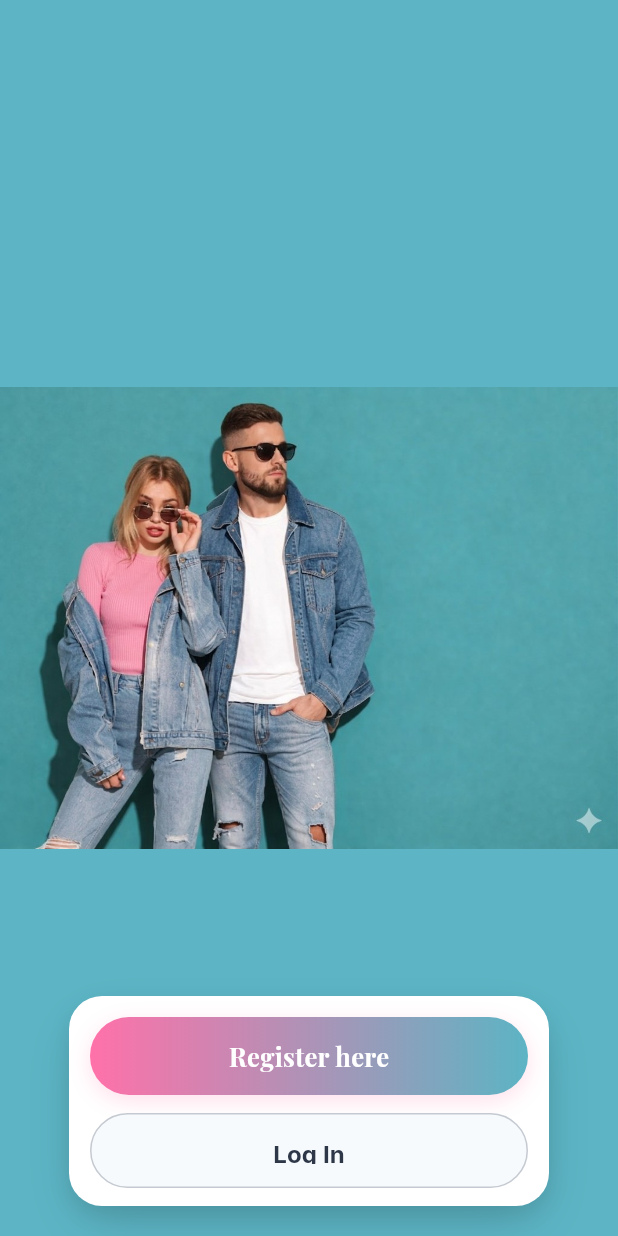
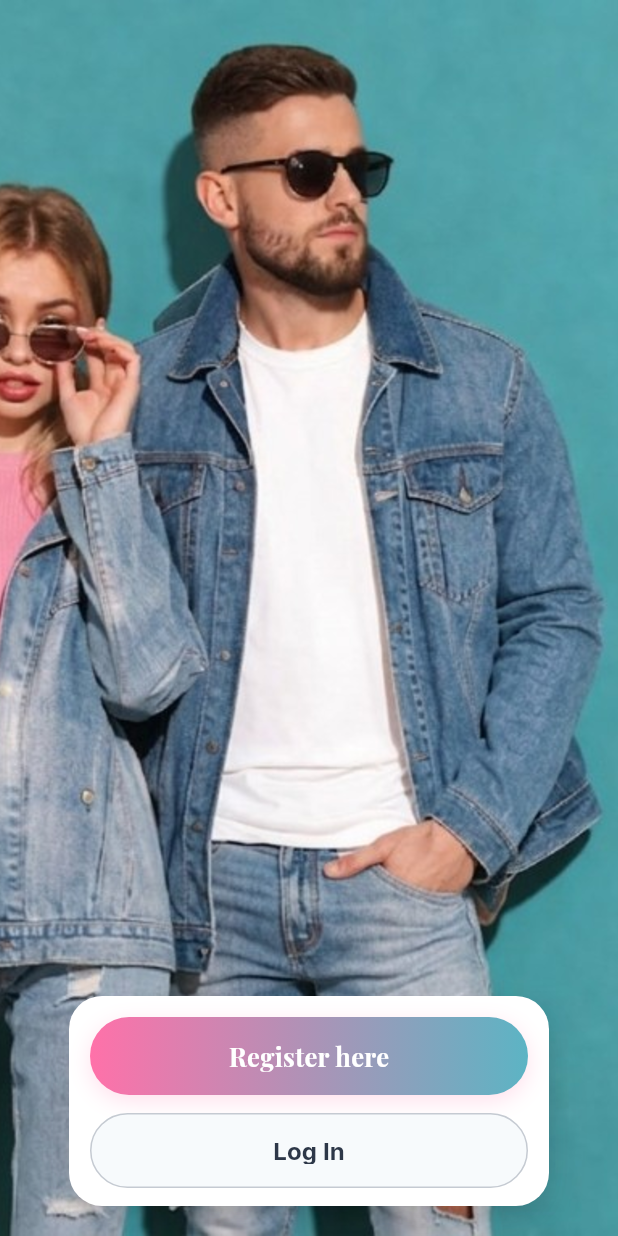
Before and after one commit to UsamaInayat/dupefinder, a Flutter app: the screen it shows after launch, on a phone screen of 412 x 824 dp. Run offline on Flutter 3.47's test engine with Material 3 defaults, Android fonts, the phone set to English and light mode, and no system bars; our stand-ins replace cached_network_image, device_info_plus, google_fonts, image_cropper, image_picker, permission_handler and 1 more; missing offline and left inert: network_info_plus; statements that could not run were skipped.

Commit message:
fix(mobile): make welcome hero full-bleed and correct login text clipping
Animate the welcome hero right-to-left with full-screen cover framing and adjust the Log In label line-height so descenders are not clipped on device.

Made-with: Cursor

```diff
--- a/mobile/lib/screens/welcome_screen.dart
+++ b/mobile/lib/screens/welcome_screen.dart
@@ -2,9 +2,8 @@ import 'package:flutter/material.dart';
 import 'package:shared_preferences/shared_preferences.dart';
 import '../theme/app_theme.dart';
 
-/// Welcome: full-screen hero — same idea as CSS `background-size: contain` +
-/// `background-position: center`: the asset scales to fit the viewport without cropping,
-/// centered on the wall color. CTAs sit at the bottom in a floating card.
+/// Welcome: full-bleed hero with horizontal motion.
+/// We use `BoxFit.cover` so the image fills the full phone viewport.
 class WelcomeScreen extends StatefulWidget {
   const WelcomeScreen({super.key});
 
@@ -26,7 +25,35 @@ class WelcomeScreen extends StatefulWidget {
   State<WelcomeScreen> createState() => _WelcomeScreenState();
 }
 
-class _WelcomeScreenState extends State<WelcomeScreen> {
+class _WelcomeScreenState extends State<WelcomeScreen>
+    with SingleTickerProviderStateMixin {
+  late final AnimationController _heroPanController;
+  late final Animation<double> _heroPanX;
+
+  @override
+  void initState() {
+    super.initState();
+    _heroPanController = AnimationController(
+      vsync: this,
+      duration: const Duration(seconds: 10),
+    )..repeat(reverse: true);
+    _heroPanX = Tween<double>(
+      begin: 0.42, // Start further right so the face stays fully visible.
+      end: -0.3, // Pan to left.
+    ).animate(
+      CurvedAnimation(
+        parent: _heroPanController,
+        curve: Curves.easeInOut,
+      ),
+    );
+  }
+
+  @override
+  void dispose() {
+    _heroPanController.dispose();
+    super.dispose();
+  }
+
   @override
   Widget build(BuildContext context) {
     return Scaffold(
@@ -39,10 +66,12 @@ class _WelcomeScreenState extends State<WelcomeScreen> {
               decoration: const BoxDecoration(
                 color: DupePalette.welcomeHeroWall,
               ),
-              child: Image.asset(
+              child: AnimatedBuilder(
+                animation: _heroPanX,
+                builder: (context, _) => Image.asset(
                   'assets/splash_hero.png',
-                fit: BoxFit.contain,
-                alignment: Alignment.center,
+                  fit: BoxFit.cover,
+                  alignment: Alignment(_heroPanX.value, 0.06),
                   width: double.infinity,
                   height: double.infinity,
                   filterQuality: FilterQuality.high,
@@ -50,6 +79,7 @@ class _WelcomeScreenState extends State<WelcomeScreen> {
                     Icons.image_not_supported_rounded,
                     size: 80,
                     color: Colors.white.withValues(alpha: 0.5),
+                  ),
                 ),
               ),
             ),
@@ -153,6 +183,7 @@ class _WelcomeScreenState extends State<WelcomeScreen> {
                                         color: DupePalette.textPrimary,
                                         fontSize: 16,
                                         fontWeight: FontWeight.bold,
+                                        height: 1.2, // Prevent descender clipping (e.g., "g").
                                       ),
                                     ),
                                   ),
```
Also changed, not shown: 1 other file. Lines whose indentation alone changed are shown as unchanged.
